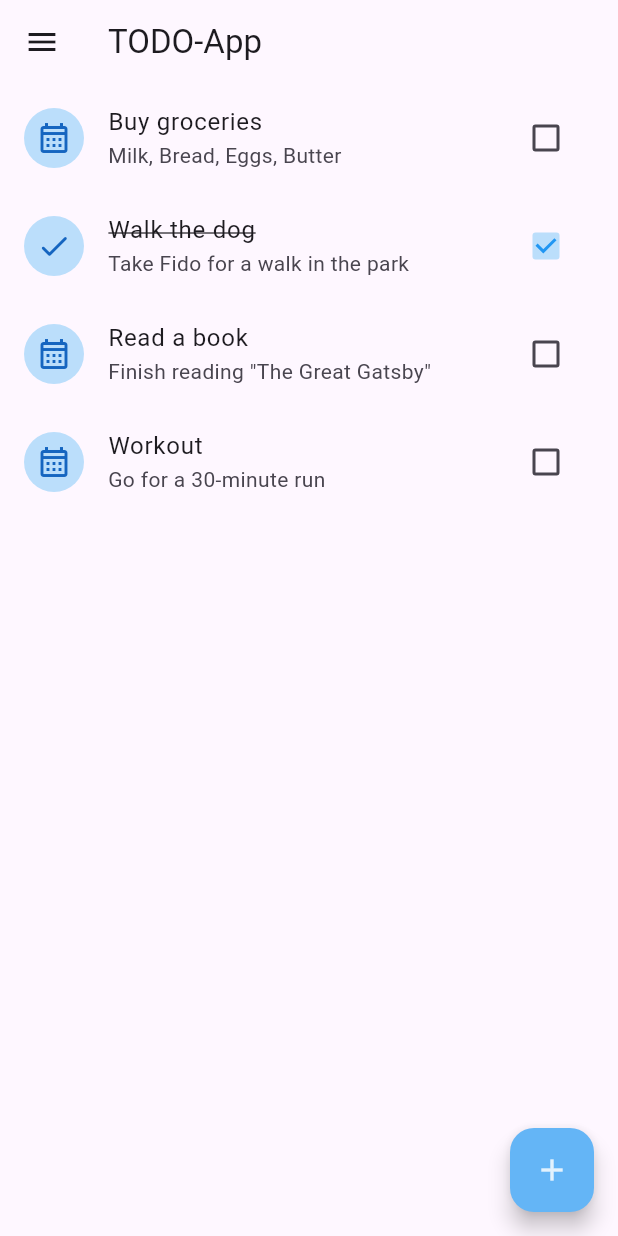
After one commit to SerIn111/tarea2.1, a Flutter app: the HomePage screen opened by its route, on a phone screen of 412 x 824 dp. The commit adds this screen. Run offline on Flutter 3.47's test engine with Material 3 defaults, Android fonts, the phone set to English and light mode, and no system bars; our stand-ins replace go_router.

Commit message:
Ahora si terminado

```diff
--- /dev/null
+++ b/lib/api/todos.dart
@@ -0,0 +1,26 @@
+final List<Map<String, dynamic>> todoList = [
+  {
+    'id': 1,
+    'title': 'Buy groceries',
+    'description': 'Milk, Bread, Eggs, Butter',
+    'completed': false,
+  },
+  {
+    'id': 2,
+    'title': 'Walk the dog',
+    'description': 'Take Fido for a walk in the park',
+    'completed': true,
+  },
+  {
+    'id': 3,
+    'title': 'Read a book',
+    'description': 'Finish reading "The Great Gatsby"',
+    'completed': false,
+  },
+  {
+    'id': 4,
+    'title': 'Workout',
+    'description': 'Go for a 30-minute run',
+    'completed': false,
+  },
+];
--- /dev/null
+++ b/lib/src/views/home_page.dart
@@ -0,0 +1,139 @@
+
+import 'package:flutter/material.dart';
+import 'package:go_router/go_router.dart';
+import 'package:tarea2_1/api/todos.dart';
+import 'package:tarea2_1/src/shared/utils.dart';
+import 'package:tarea2_1/src/widgets/item_list.dart';
+
+class HomePage extends StatelessWidget {
+  const HomePage({super.key});
+
+  @override
+  Widget build(BuildContext context) {
+    return Scaffold(
+      drawer: Drawer(
+        child: ListView(
+          children: [
+            DrawerHeader(
+              child: Column(
+                mainAxisAlignment: MainAxisAlignment.end,
+                crossAxisAlignment: CrossAxisAlignment.start,
+                children: [
+                  CircleAvatar(
+                    backgroundColor: Colors.red[50],
+                    radius: 40,
+                    child: Text(
+                      'SA',
+                      style: TextStyle(
+                        fontSize: 42,
+                        color: Colors.red[400]),
+                      ),
+                  ),
+                  const Text('Sergio Amaya' ),
+                ],
+              )
+            ),
+            const ListTile(
+              leading: Icon(Icons.home),
+              title: Text('Inicio'),
+            ),
+            const ListTile(
+              leading: Icon(Icons.important_devices),
+              title: Text('Importantes'),
+            ),
+            const ListTile(
+              leading: Icon(Icons.warning),
+              title: Text('Criticas'),
+            ),
+            ListTile(
+              leading: const Icon(Icons.calendar_month_rounded),
+              title: const Text('Calendario'),
+              onTap: (){
+                context.pushNamed('new-todo');},
+            ),
+            const Padding(
+              padding: EdgeInsets.all(8.0),
+              child: Text('Configuraciones'),
+            ),
+            const Divider(),
+            ListTile(
+              leading: const Icon(Icons.calendar_month_rounded),
+              title: const Text('Calendario'),
+              onTap: (){},
+            ),
+          ],
+        ),
+      ),
+      appBar: AppBar(title: const Text('TODO-App')),
+      body: ListView.builder(
+        itemCount: todoList.length,
+        itemBuilder: (BuildContext context, int index) {
+          return Dismissible(
+            confirmDismiss: (direction) async {
+              if (direction == DismissDirection.endToStart) {
+                context.pushNamed(
+                  'update-todo',
+                  pathParameters: {'id': '${todoList[index]['id']}'},
+                  extra: todoList[index],
+                );
+                return false;
+              }
+
+              return await Utils.showConfirm(
+                context: context,
+                confirmButton: () {
+                  context.pop(todoList.remove(todoList[index]));
+                },
+              );
+            },
+            onDismissed: (direction) {
+              print(direction);
+            },
+            background: Container(
+              padding: const EdgeInsets.only(left: 16),
+              color: Colors.red,
+              child: Align(
+                alignment: Alignment.centerLeft,
+                child: Icon(
+                  Icons.delete_outline_rounded,
+                  color: Colors.red[50],
+                  size: 30,
+                ),
+              ),
+            ),
+            secondaryBackground: Container(
+              padding: const EdgeInsets.only(right: 16),
+              color: Colors.blue,
+              child: Row(
+                mainAxisAlignment: MainAxisAlignment.end,
+                children: [
+                  Text(
+                    'Modificar',
+                    style: TextStyle(
+                      fontSize: 18,
+                      fontWeight: FontWeight.bold,
+                      color: Colors.blue[50],
+                    ),
+                  ),
+                  const SizedBox(width: 12),
+                  Icon(Icons.edit_outlined, color: Colors.blue[50], size: 30),
+                ],
+              ),
+            ),
+
+            key: Key(todoList[index]['id'].toString()),
+            child: ItemList(todo: todoList[index]),
+          );
+        },
+      ),
+
+      floatingActionButton: FloatingActionButton(
+        backgroundColor: Colors.blue[300],
+        onPressed: () {
+          context.goNamed('new-todo');
+        },
+        child: Icon(Icons.add, color: Colors.blue[50]),
+      ),
+    );
+  }
+}
--- /dev/null
+++ b/lib/src/widgets/item_list.dart
@@ -0,0 +1,39 @@
+import 'package:flutter/material.dart';
+
+class ItemList extends StatefulWidget {
+  const ItemList({super.key, required this.todo});
+
+  final Map<String, dynamic> todo;
+
+  @override
+  State<ItemList> createState() => _ItemListState();
+}
+
+class _ItemListState extends State<ItemList> {
+  @override
+  Widget build(BuildContext context) {
+    return ListTile(
+      title: Text(
+        widget.todo['title'],
+        style:  TextStyle(decoration: widget.todo['completed'] ? TextDecoration.lineThrough : TextDecoration.none) ,),
+      subtitle: Text(widget.todo['description']),
+      leading: CircleAvatar(
+        backgroundColor: Colors.blue[100],
+        child: Icon(
+          widget.todo['completed'] ? Icons.check_rounded : Icons.calendar_month_outlined,
+          color: Colors.blue[800],
+        ),
+      ),
+      trailing: Checkbox(
+        checkColor: Colors.blue,
+        activeColor: Colors.blue[100],
+        value: widget.todo['completed'],
+        onChanged: (value) {
+          widget.todo['completed'] = value;
+          //TODO: actualizar en el servidor, pues el setstate solo modifica al momento, pero no a la api.
+          setState(() {});
+        },
+      ),
+    );
+  }
+}
```
Also changed, not shown: lib/main.dart (+14 -6 lines), lib/src/shared/utils.dart (+28 -0 lines), lib/src/views/admin_todo_page.dart (added, +108 -0 lines), lib/src/views/exito.dart (deleted, +0 -19 lines), lib/src/views/login.dart (+1 -8 lines).
